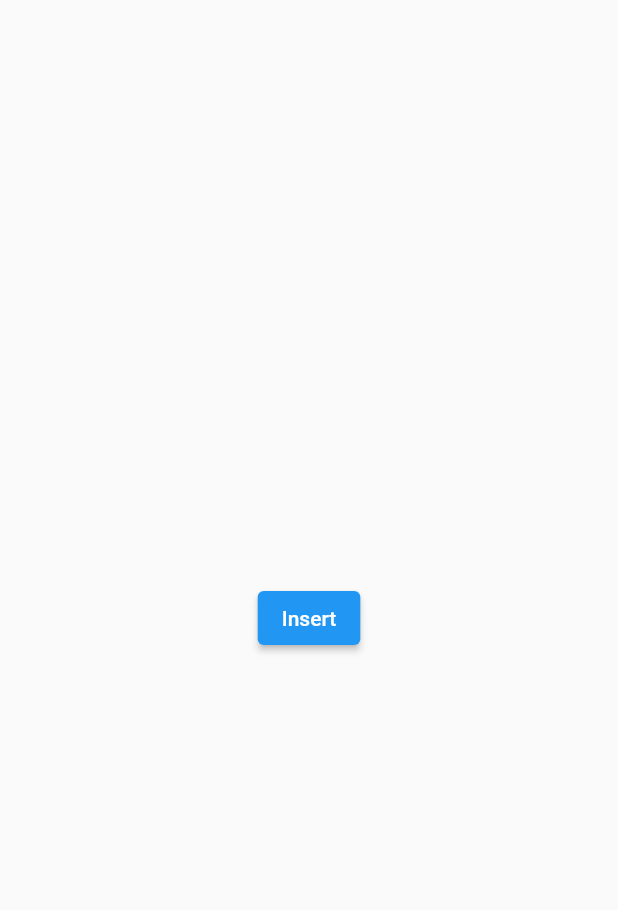
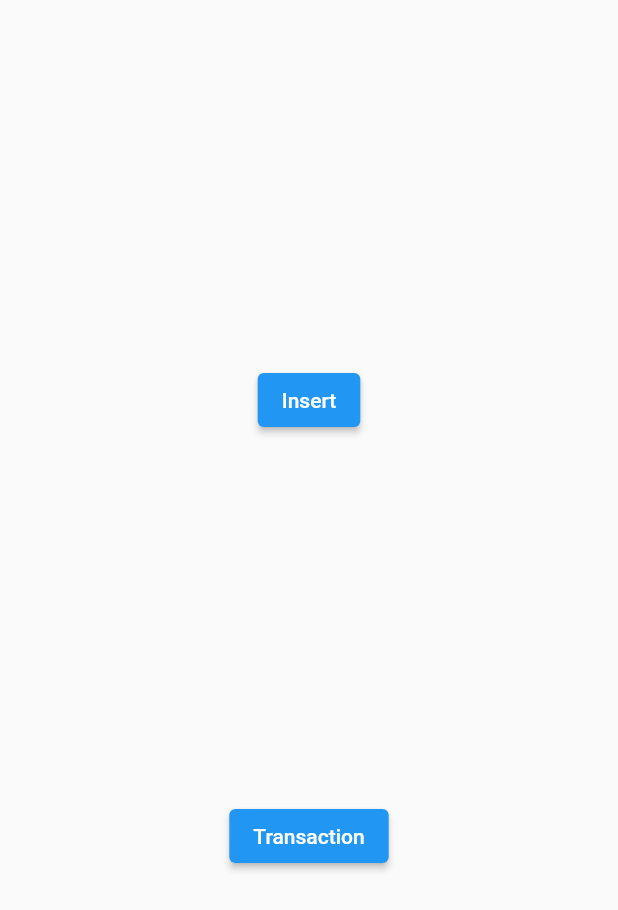
Before and after one commit to theAkHilsarkar18/income_expense_app, a Flutter app: the screen it shows after launch, on a phone screen of 412 x 824 dp. Shown: the top 910 px of the screen. Run offline on Flutter 3.47's test engine with Material 2 defaults, Android fonts, the phone set to English and light mode, and no system bars; our stand-ins replace get, sqflite; accounts and stored records are empty.

Commit message:
12-05-2023

```diff
--- a/lib/main.dart
+++ b/lib/main.dart
@@ -1,6 +1,7 @@
 import 'package:flutter/material.dart';
 import 'package:get/get.dart';
 import 'package:income_expense_app/screen/home/view/homescreen.dart';
+import 'package:income_expense_app/screen/transactionscreen/view/transaction_screen.dart';
 
 void main()
 {
@@ -8,6 +9,7 @@ void main()
     GetMaterialApp(
       getPages: [
         GetPage(name: '/',page: () => Homescreen(),),
+        GetPage(name: '/transaction',page: () => TransactionScreen(),),
       ],
     ),
   );
--- a/lib/screen/home/view/homescreen.dart
+++ b/lib/screen/home/view/homescreen.dart
@@ -1,4 +1,5 @@
 import 'package:flutter/material.dart';
+import 'package:get/get.dart';
 import 'package:income_expense_app/utils/dbhelper.dart';
 
 class Homescreen extends StatefulWidget {
@@ -19,13 +20,23 @@ class _HomescreenState extends State<Homescreen> {
     return SafeArea(
       child: Scaffold(
         body: Center(
-          child: ElevatedButton(
-            child: Text("Insert"),
-            onPressed: () {
-              dbHelper db = dbHelper();
-
-              db.insertData(category: 'food', amount: '1000', notes: 'chill', status: 1, payType: 'online', date: '11-2-2023', time: '10:00');
-            },
+          child: Column(
+            mainAxisAlignment: MainAxisAlignment.spaceEvenly,
+            children: [
+              ElevatedButton(
+                child: Text("Insert"),
+                onPressed: () {
+                  dbHelper db = dbHelper();
+                  db.insertData(category: 'food', amount: '1000', notes: 'chill', status: 1, payType: 'online', date: '11-2-2023', time: '10:00');
+                },
+              ),
+              ElevatedButton(
+                child: Text("Transaction"),
+                onPressed: () {
+                  Get.toNamed('/transaction');
+                },
+              ),
+            ],
           ),
         ),
       ),
```
Also changed, not shown: lib/screen/transactionscreen/controller/transaction_controller.dart (added, +13 -0 lines), lib/screen/transactionscreen/view/transaction_screen.dart (added, +37 -0 lines), lib/utils/dbhelper.dart (+11 -0 lines).
